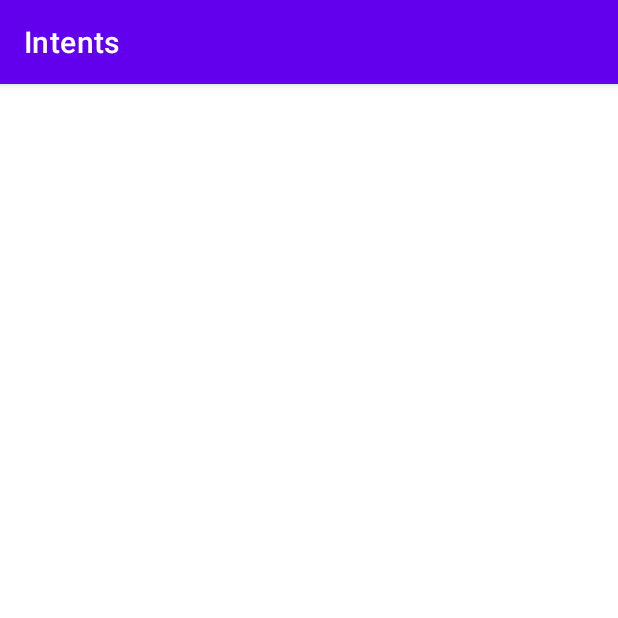
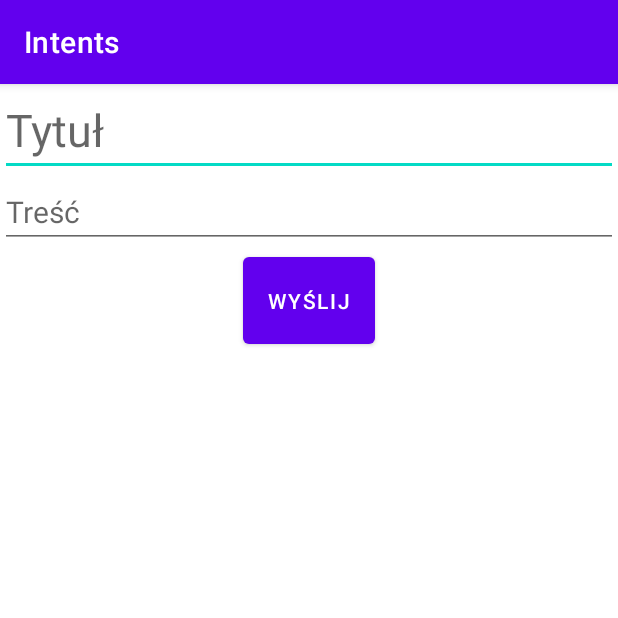
Before and after one commit to krystiandec/JavaStartApp, an Android app: the screen it shows after launch (SecondActivity_Intent), on a phone screen of 412 x 824 dp, the top half of it. Run offline under Robolectric (Android 15) with nearby library versions, the light colour scheme and no system bars.

Commit message:
rozwiązanie zadania z intents znajduje się w SecondActivity_Intent.java

```diff
--- a/app/src/main/java/com/example/javastartapp/SecondActivity_Intent.java
+++ b/app/src/main/java/com/example/javastartapp/SecondActivity_Intent.java
@@ -5,26 +5,47 @@ import androidx.appcompat.app.AppCompatActivity;
 import android.content.Intent;
 import android.net.Uri;
 import android.os.Bundle;
+import android.view.View;
+import android.widget.Button;
+import android.widget.EditText;
 
 public class SecondActivity_Intent extends AppCompatActivity {
+
+    private EditText mSubject;
+    private EditText mText;
+    private Button sendButton;
 
     @Override
     protected void onCreate(Bundle savedInstanceState) {
         super.onCreate(savedInstanceState);
-/*        //explicit
+        setContentView(R.layout.inytent_test);
+
+        mSubject = findViewById(R.id.intent_subject);
+        mText = findViewById(R.id.intent_text);
+        sendButton = findViewById(R.id.intent_sendButton);
+
+/*       poniżej kod tylko z ćwiczeń
+ //explicit
         Intent explicitIntent = new Intent(getApplicationContext(),SecondActivity_Intent.class);
-        startActivity(explicitIntent);*/
-  /*      //implicite
+        startActivity(explicitIntent);
+       //implicite
         String url = "http://www.google.pl"
         Intent impliciteIntent = new Intent(Intent.ACTION_VIEW);
         impliciteIntent.setData(Uri.parse(url));
-        startActivity(impliciteIntent);*/
+        startActivity(impliciteIntent);
         //wysyłanie wiadomośći:
-/*        Intent sendIntent = new Intent(Intent.ACTION_SEND);
+      Intent sendIntent = new Intent(Intent.ACTION_SEND);
         sendIntent.setType("text/plain");
         sendIntent.putExtra(Intent.EXTRA_SUBJECT,"testuję wysyłanie");
         sendIntent.putExtra(Intent.EXTRA_TEXT,"Wszystko działa ");
         startActivity(sendIntent);*/
+    }
 
+    public void sendButton(View v) {
+        Intent sendIntent = new Intent(Intent.ACTION_SEND);
+        sendIntent.setType("text/plain");
+        sendIntent.putExtra(Intent.EXTRA_SUBJECT, mSubject.getText().toString());
+        sendIntent.putExtra(Intent.EXTRA_TEXT, mText.getText().toString());
+        startActivity(sendIntent);
     }
 }
--- /dev/null
+++ b/app/src/main/res/layout/inytent_test.xml
@@ -0,0 +1,39 @@
+<?xml version="1.0" encoding="utf-8"?>
+<RelativeLayout xmlns:android="http://schemas.android.com/apk/res/android"
+    android:layout_width="match_parent"
+    android:layout_height="match_parent">
+
+    <EditText
+        android:id="@+id/intent_subject"
+        android:layout_width="match_parent"
+        android:layout_height="wrap_content"
+        android:layout_alignParentStart="true"
+        android:layout_alignParentTop="true"
+        android:autofillHints=""
+        android:hint="@string/intent_subject"
+        android:inputType="textMultiLine"
+        android:lines="1"
+        android:textSize="30sp" />
+
+    <EditText
+        android:id="@+id/intent_text"
+        android:layout_width="match_parent"
+        android:layout_height="wrap_content"
+        android:layout_below="@id/intent_subject"
+        android:autofillHints=""
+        android:ems="10"
+        android:ellipsize="end"
+        android:hint="@string/intent_text"
+        android:inputType="textMultiLine"
+        android:textSize="20sp" />
+
+    <Button
+        android:id="@+id/intent_sendButton"
+        android:layout_width="wrap_content"
+        android:layout_height="70dp"
+        android:layout_below="@id/intent_text"
+        android:layout_centerHorizontal="true"
+        android:onClick="sendButton"
+        android:text="@string/intent_send"/>
+
+</RelativeLayout>
--- a/app/src/main/res/values/strings.xml
+++ b/app/src/main/res/values/strings.xml
@@ -1,3 +1,6 @@
 <resources>
     <string name="app_name">JavaStartApp</string>
+    <string name="intent_subject">Tytuł</string>
+    <string name="intent_text">Treść</string>
+    <string name="intent_send">wyślij</string>
 </resources>
```
Also changed, not shown: gradle/wrapper/gradle-wrapper.properties.
